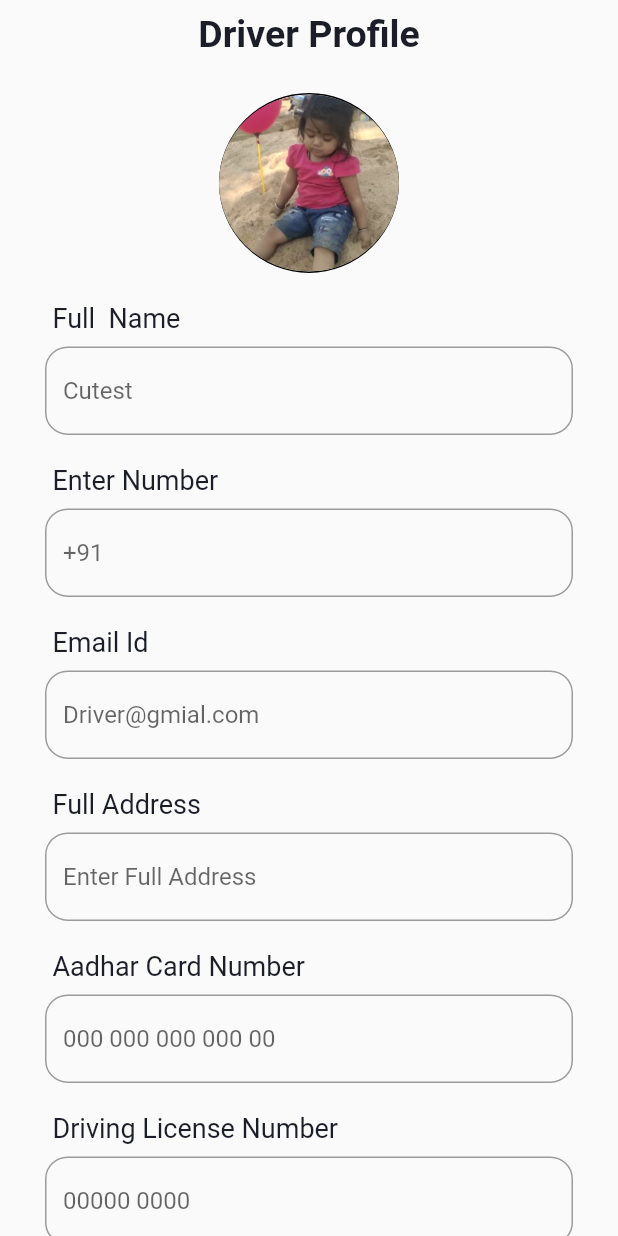
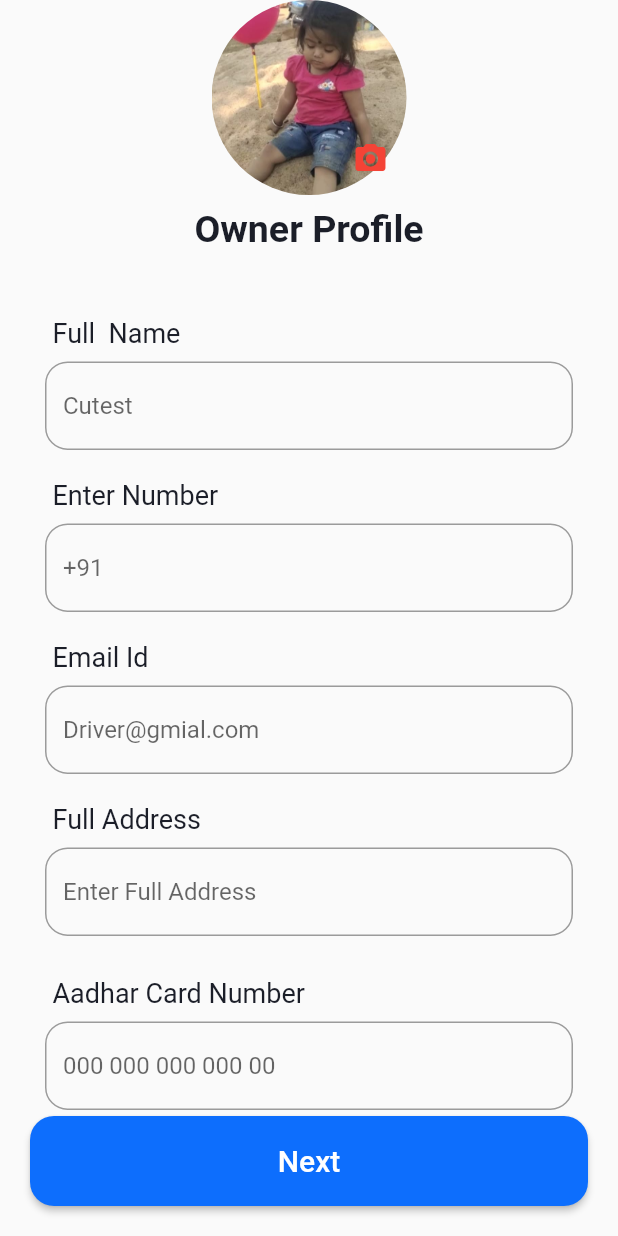
Before and after one commit to deepalikewat/car_booking, a Flutter app: the screen it shows after launch, on a phone screen of 412 x 824 dp. Run offline on Flutter 3.47's test engine with Material 2 defaults, Android fonts, the light colour scheme and no system bars; our stand-ins replace image_picker, pinput, shared_preferences.

Commit message:
owner_final

```diff
--- a/lib/driver_profile.dart
+++ b/lib/driver_profile.dart
@@ -9,21 +9,21 @@
 }
 
 class ri extends State<Driver> {
-  TextEditingController r_name = TextEditingController();
-  TextEditingController r_num = TextEditingController();
-  TextEditingController r_emailid = TextEditingController();
-  TextEditingController r_addr = TextEditingController();
-  TextEditingController r_adhar = TextEditingController();
-  TextEditingController r_license = TextEditingController();
+  TextEditingController d_name = TextEditingController();
+  TextEditingController d_num = TextEditingController();
+  TextEditingController d_emailid = TextEditingController();
+  TextEditingController d_addr = TextEditingController();
+  TextEditingController d_adhar = TextEditingController();
+  TextEditingController d_license = TextEditingController();
   // void dinc() {}
   Future<void> drf_driver() async {
     final datax = json.encode({
-      "driver_name": r_name.text,
-      "driver_phone": r_num.text,
-      "driver_email": r_emailid.text,
-      "driver_address": r_addr.text,
-      "driver_aadhar_no": r_adhar.text,
-      "driver_driving_license_no": r_license.text,
+      "driver_name": d_name.text,
+      "driver_phone": d_num.text,
+      "driver_email": d_emailid.text,
+      "driver_address": d_addr.text,
+      "driver_aadhar_no": d_adhar.text,
+      "driver_driving_license_no": d_license.text,
     });
 
     //   final dc = await http.post(Uri.parse("http://httpbin.org/post"),
@@ -125,7 +125,7 @@
         Container(
           width: xwidth - 60,
           child: TextField(
-            controller: r_name,
+            controller: d_name,
             style: const TextStyle(fontSize: 16),
             decoration: const InputDecoration(
               border: OutlineInputBorder(
@@ -145,7 +145,7 @@
         Container(
           width: xwidth - 60,
           child: TextField(
-            controller: r_num,
+            controller: d_num,
             style: const TextStyle(fontSize: 16),
             decoration: const InputDecoration(
               border: OutlineInputBorder(
@@ -165,7 +165,7 @@
         Container(
           width: xwidth - 60,
           child: TextField(
-            controller: r_emailid,
+            controller: d_emailid,
             style: const TextStyle(fontSize: 16),
             decoration: const InputDecoration(
               border: OutlineInputBorder(
@@ -186,7 +186,7 @@
           padding: const EdgeInsets.only(bottom: 20),
           width: xwidth - 60,
           child: TextField(
-            controller: r_addr,
+            controller: d_addr,
             style: const TextStyle(fontSize: 16),
             decoration: const InputDecoration(
               border: OutlineInputBorder(
@@ -209,7 +209,7 @@
           padding: const EdgeInsets.only(bottom: 20),
           width: xwidth - 60,
           child: TextField(
-            controller: r_adhar,
+            controller: d_adhar,
             style: const TextStyle(fontSize: 16),
             decoration: const InputDecoration(
               border: OutlineInputBorder(
@@ -231,7 +231,7 @@
         Container(
           width: xwidth - 60,
           child: TextField(
-            controller: r_license,
+            controller: d_license,
             style: const TextStyle(fontSize: 16),
             decoration: const InputDecoration(
               border: OutlineInputBorder(
--- a/lib/main.dart
+++ b/lib/main.dart
@@ -18,6 +18,6 @@
 
   @override
   Widget build(BuildContext context) {
-    return MaterialApp(home: Driver());
+    return MaterialApp(home: Owner());
   }
 }
--- a/lib/owner_profile.dart
+++ b/lib/owner_profile.dart
@@ -1,6 +1,9 @@
+import 'dart:io';
+
 import 'package:flutter/material.dart';
 import 'package:http/http.dart' as http;
 import 'dart:convert';
+import 'package:image_picker/image_picker.dart';
 
 class Owner extends StatefulWidget {
   @override
@@ -9,21 +12,38 @@
 
 //gg
 class rix extends State<Owner> {
+  File? _image;
+  final picker = ImagePicker();
+  Future getImage() async {
+    final pickedFile = await picker.pickImage(source: ImageSource.gallery);
+
+    print(pickedFile?.path);
+    // File image = await ImagePicker.pickImage(source: ImageSource.gallery);
+    setState(() {
+      if (pickedFile != null) {
+        _image = File(pickedFile.path);
+      } else {
+        print('No image selected');
+      }
+    });
+  }
+
   TextEditingController o_name = TextEditingController();
   TextEditingController o_num = TextEditingController();
   TextEditingController o_emailid = TextEditingController();
   TextEditingController o_addr = TextEditingController();
   TextEditingController o_adhar = TextEditingController();
   TextEditingController o_license = TextEditingController();
+
   // void dinc() {}
   Future<void> drf_owner() async {
     final datax = json.encode({
-      "driver_name": o_name.text,
-      "driver_phone": o_num.text,
-      "driver_email": o_emailid.text,
-      "driver_address": o_addr.text,
-      "driver_aadhar_no": o_adhar.text,
-      "driver_driving_license_no": o_license.text,
+      // "driver_driving_license_no": o_license.text,
+      "owner_name": o_name.text,
+      "owner_phone": o_num.text,
+      "owner_email": o_emailid.text,
+      "owner_address": o_addr.text,
+      "owner_aadhar_no": o_adhar.text,
     });
     print(datax);
   }
@@ -38,6 +58,38 @@
     return Scaffold(
       body: Center(
           child: Column(children: [
+        Container(
+          height: 130,
+          width: 130,
+          child: Stack(children: [
+            ClipOval(
+                child: _image == null
+                    ? const Image(
+                        image: AssetImage("img/QT.jpeg"),
+                        width: 130,
+                        height: 130,
+                        fit: BoxFit.cover,
+                      )
+                    : Image.network(
+                        _image!.path,
+                        width: 130,
+                        height: 130,
+                        fit: BoxFit.cover,
+                      )),
+            Positioned(
+                bottom: 0,
+                right: 0,
+                child: IconButton(
+                  icon: const Icon(
+                    Icons.camera_alt,
+                    color: Colors.red,
+                  ),
+                  onPressed: () {
+                    getImage();
+                  },
+                ))
+          ]),
+        ),
         SizedBox(
           height: xheight * .01,
         ),
@@ -49,46 +101,48 @@
               color: Color(0xff1B1E28)),
         ),
         Padding(padding: EdgeInsets.only(top: xheight * 0.03)),
-        Container(
-          height: 130,
-          width: 130,
+        // Container(
+        //   height: 130,
+        //   width: 130,
 
-          child: Stack(children: [
-            const ClipOval(
-                child: Image(
-              image: AssetImage("img/QT.jpeg"),
-              width: 130,
-              height: 130,
-              fit: BoxFit.cover,
-            )),
-            Positioned(
-                bottom: 0,
-                right: 0,
-                child: IconButton(
-                  style: const ButtonStyle(
-                    backgroundColor:
-                        MaterialStatePropertyAll(Color(0xff2EA7D4)),
-                  ),
-                  icon: const Icon(Icons.camera_alt),
-                  onPressed: () {},
-                ))
+        //   child: Stack(children: [
+        //     const ClipOval(
+        //         child: Image(
+        //       image: AssetImage("img/QT.jpeg"),
+        //       width: 130,
+        //       height: 130,
+        //       fit: BoxFit.cover,
+        //     )),
+        //     Positioned(
+        //         bottom: 0,
+        //         right: 0,
+        //         child: IconButton(
+        //           style: const ButtonStyle(
+        //             backgroundColor:
+        //                 MaterialStatePropertyAll(Color(0xff2EA7D4)),
+        //           ),
+        //           icon: const Icon(Icons.camera_alt),
+        //           onPressed: () {
+        //             getImage();
+        //           },
+        //         ))
 
-            // child: Icon(
+        //     // child: Icon(
 
-            //   Icons.camera,
-            //   color: Color(0xff2EA7D4),
-            //   size: 30,
-            // ))
-          ]),
+        //     //   Icons.camera,
+        //     //   color: Color(0xff2EA7D4),
+        //     //   size: 30,
+        //     // ))
+        //   ]),
 
-          // child: const ClipOval(
-          //     child: Image(
-          //   image: AssetImage("img/QT.jpeg"),
-          //   width: 100,
-          //   height: 300,
-          //   fit: BoxFit.cover,
-          // )),
-        ),
+        //   // child: const ClipOval(
+        //   //     child: Image(
+        //   //   image: AssetImage("img/QT.jpeg"),
+        //   //   width: 100,
+        //   //   height: 300,
+        //   //   fit: BoxFit.cover,
+        //   // )),
+        // ),
         const Padding(padding: EdgeInsets.only(top: 20)),
         Container(
           padding: const EdgeInsets.only(bottom: 8),
@@ -100,9 +154,10 @@
         ),
         Container(
           width: xwidth - 60,
-          child: const TextField(
-            style: TextStyle(fontSize: 16),
-            decoration: InputDecoration(
+          child: TextField(
+            controller: o_name,
+            style: const TextStyle(fontSize: 16),
+            decoration: const InputDecoration(
               border: OutlineInputBorder(
                   borderRadius: BorderRadius.all(Radius.circular(15))),
               hintText: "Cutest",
@@ -119,9 +174,10 @@
         ),
         Container(
           width: xwidth - 60,
-          child: const TextField(
-            style: TextStyle(fontSize: 16),
-            decoration: InputDecoration(
+          child: TextField(
+            controller: o_num,
+            style: const TextStyle(fontSize: 16),
+            decoration: const InputDecoration(
               border: OutlineInputBorder(
                   borderRadius: BorderRadius.all(Radius.circular(15))),
               hintText: "+91",
@@ -138,9 +194,10 @@
         ),
         Container(
           width: xwidth - 60,
-          child: const TextField(
-            style: TextStyle(fontSize: 16),
-            decoration: InputDecoration(
+          child: TextField(
+            controller: o_emailid,
+            style: const TextStyle(fontSize: 16),
+            decoration: const InputDecoration(
               border: OutlineInputBorder(
                   borderRadius: BorderRadius.all(Radius.circular(15))),
               hintText: "Driver@gmial.com",
@@ -158,9 +215,10 @@
         Container(
           padding: const EdgeInsets.only(bottom: 8),
           width: xwidth - 60,
-          child: const TextField(
-            style: TextStyle(fontSize: 16),
-            decoration: InputDecoration(
+          child: TextField(
+            controller: o_addr,
+            style: const TextStyle(fontSize: 16),
+            decoration: const InputDecoration(
               border: OutlineInputBorder(
                   borderRadius: BorderRadius.all(Radius.circular(15))),
               hintText: "Enter Full Address",
@@ -178,9 +236,10 @@
         Container(
           // padding: const EdgeInsets.only(bottom: ),
           width: xwidth - 60,
-          child: const TextField(
-            style: TextStyle(fontSize: 16),
-            decoration: InputDecoration(
+          child: TextField(
+            controller: o_adhar,
+            style: const TextStyle(fontSize: 16),
+            decoration: const InputDecoration(
               border: OutlineInputBorder(
                   borderRadius: BorderRadius.all(Radius.circular(15))),
               hintText: "000 000 000 000 00",
@@ -193,7 +252,9 @@
           height: 60,
           width: xwidth,
           child: ElevatedButton(
-            onPressed: () {},
+            onPressed: () {
+              drf_owner();
+            },
             style: ElevatedButton.styleFrom(
                 backgroundColor: const Color(0xff0D6EFD),
                 shape: RoundedRectangleBorder(
--- a/pubspec.yaml
+++ b/pubspec.yaml
@@ -12,6 +12,7 @@
   geocoding: ^2.1.0
   google_maps_flutter: ^2.4.0
   http: ^1.1.0
+  image_picker: ^1.0.2
   pinput: ^3.0.0
   shared_preferences: ^2.2.0
 
```
Also changed, not shown: pubspec.lock, 5 other files.
